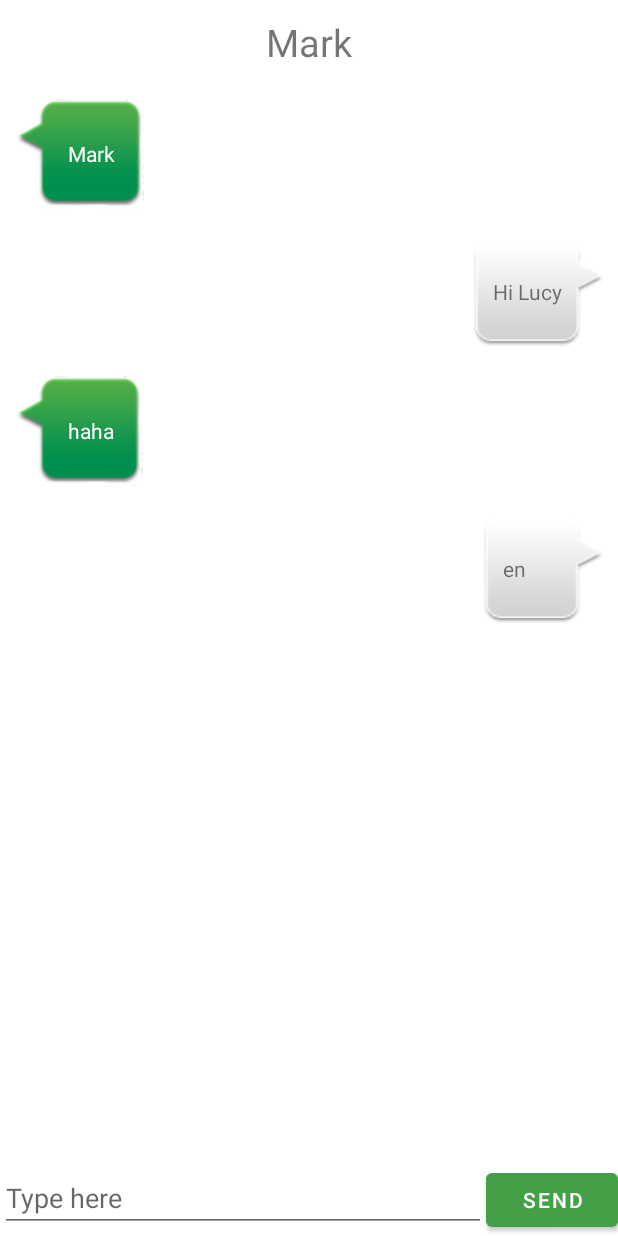
After one commit to markwinds/OICQ, an Android app: the ChatActivity screen opened directly, with no data from a screen before it, on a phone screen of 412 x 824 dp. The commit adds this screen. Run offline under Robolectric (Android 15) with nearby library versions, the phone set to English and light mode, and no system bars.

Commit message:
完成了聊天界面的编写

```diff
--- a/app/src/main/AndroidManifest.xml
+++ b/app/src/main/AndroidManifest.xml
@@ -21,8 +21,9 @@
             android:name=".activity.LoginActivity"
             android:theme="@style/Theme.Shrine" />
         <activity android:name=".activity.MainActivity" />
-        <activity
-            android:name=".activity.WelcomeActivity"/>
+        <activity android:name=".activity.WelcomeActivity" />
+        <activity android:name=".activity.ChatActivity"/>
+        <!--<activity android:name=".activity.HomePageActivity"/>-->
     </application>
 
 </manifest>
--- /dev/null
+++ b/app/src/main/java/com/example/mark/oicq/activity/ChatActivity.java
@@ -0,0 +1,43 @@
+package com.example.mark.oicq.activity;
+
+import com.example.mark.oicq.classes.Message;
+import android.support.v7.app.AppCompatActivity;
+import android.os.Bundle;
+import android.support.v7.widget.GridLayoutManager;
+import android.support.v7.widget.RecyclerView;
+
+import com.example.mark.oicq.R;
+import com.example.mark.oicq.adapter.MessageAdapter;
+
+import java.util.ArrayList;
+import java.util.List;
+
+public class ChatActivity extends AppCompatActivity {
+
+    private Message[] messages={
+            new Message("Mark",0),
+            new Message("Hi Lucy",1),
+            new Message("haha",0),
+            new Message("en",1)};
+    private List<Message> messageList=new ArrayList<>();
+
+    @Override
+    protected void onCreate(Bundle savedInstanceState) {
+        super.onCreate(savedInstanceState);
+        setContentView(R.layout.activity_chat);
+
+        RecyclerView chatRecyclerView=findViewById(R.id.chat_recycle_view);
+
+        GridLayoutManager layoutManager=new GridLayoutManager(this,1);
+        chatRecyclerView.setLayoutManager(layoutManager);
+        InitMessages();
+        MessageAdapter messageAdapter=new MessageAdapter(messageList);
+        chatRecyclerView.setAdapter(messageAdapter);
+    }
+
+    public void InitMessages(){
+        for(int i=0;i<4;i++){
+            messageList.add(messages[i]);
+        }
+    }
+}
--- a/app/src/main/java/com/example/mark/oicq/adapter/FriendAdapter.java
+++ b/app/src/main/java/com/example/mark/oicq/adapter/FriendAdapter.java
@@ -1,7 +1,9 @@
 package com.example.mark.oicq.adapter;
 
 import android.content.Context;
+import android.content.Intent;
 import android.support.annotation.NonNull;
+import android.support.v7.widget.CardView;
 import android.support.v7.widget.RecyclerView;
 import android.view.LayoutInflater;
 import android.view.View;
@@ -10,6 +12,7 @@ import android.widget.TextView;
 
 import com.bumptech.glide.Glide;
 import com.example.mark.oicq.R;
+import com.example.mark.oicq.activity.ChatActivity;
 import com.example.mark.oicq.classes.Friend;
 
 import java.util.List;
@@ -22,10 +25,12 @@ public class FriendAdapter extends RecyclerView.Adapter<FriendAdapter.ViewHolder
 
     //将布局中的控件都找出来放在java的变量中方便往控件中赋值
     static class ViewHolder extends RecyclerView.ViewHolder{
+        CardView cardView;
         CircleImageView circleImageView;
         TextView textView;
         public ViewHolder(View view){
             super(view);
+            cardView=view.findViewById(R.id.home_friend_card);
             circleImageView=view.findViewById(R.id.friend_profile);
             textView=view.findViewById(R.id.friend_name);
         }
@@ -49,7 +54,18 @@ public class FriendAdapter extends RecyclerView.Adapter<FriendAdapter.ViewHolder
     public ViewHolder onCreateViewHolder(@NonNull ViewGroup viewGroup, int i) {
         if(mContext==null) mContext=viewGroup.getContext();
         View view=LayoutInflater.from(mContext).inflate(R.layout.friend_item,viewGroup,false);
-        return new ViewHolder(view);
+        final ViewHolder holder=new ViewHolder(view);
+        holder.cardView.setOnClickListener(new View.OnClickListener() {
+            @Override
+            public void onClick(View v) {
+//                int position=holder.getAdapterPosition();
+//                Friend friend=mFriendList.get(position);
+                Intent intent=new Intent(mContext,ChatActivity.class);
+//                intent.putExtra()
+                mContext.startActivity(intent);
+            }
+        });
+        return holder;
     }
 
     @Override
--- /dev/null
+++ b/app/src/main/java/com/example/mark/oicq/adapter/MessageAdapter.java
@@ -0,0 +1,64 @@
+package com.example.mark.oicq.adapter;
+
+import android.support.v7.widget.RecyclerView;
+import android.view.LayoutInflater;
+import android.view.View;
+import android.view.ViewGroup;
+import android.widget.LinearLayout;
+import android.widget.TextView;
+
+import com.example.mark.oicq.R;
+import com.example.mark.oicq.classes.Message;
+
+import java.util.List;
+
+public class MessageAdapter extends RecyclerView.Adapter<MessageAdapter.ViewHolder> {
+
+    private List<Message> mMessageList;
+
+    static class ViewHolder extends RecyclerView.ViewHolder {
+        LinearLayout leftMessageLayout;
+        LinearLayout rightMessageLayout;
+        TextView leftMessage;
+        TextView rightMessage;
+        public ViewHolder(View view) {
+            super(view);
+            leftMessageLayout = (LinearLayout) view.findViewById(R.id.left_message_layout);
+            rightMessageLayout = (LinearLayout) view.findViewById(R.id.right_message_layout);
+            leftMessage = (TextView) view.findViewById(R.id.left_message);
+            rightMessage = (TextView) view.findViewById(R.id.right_message);
+        }
+    }
+
+    public MessageAdapter(List<Message> msgList) {
+        mMessageList = msgList;
+    }
+
+    @Override
+    public ViewHolder onCreateViewHolder(ViewGroup parent, int viewType) {
+        View view = LayoutInflater.from(parent.getContext()).inflate(R.layout.message_item, parent, false);
+        return new ViewHolder(view);
+    }
+
+    @Override
+    public void onBindViewHolder(ViewHolder holder, int position) {
+        Message message = mMessageList.get(position);
+        if (message.getMessageType() == Message.MESSAGE_TYPE_RECEIVED) {
+            // 如果是收到的消息，则显示左边的消息布局，将右边的消息布局隐藏
+            holder.leftMessageLayout.setVisibility(View.VISIBLE);
+            holder.rightMessageLayout.setVisibility(View.GONE);
+            holder.leftMessage.setText(message.getMessage());
+        } else if(message.getMessageType() == Message.MESSAGE_TYPE_SEND) {
+            // 如果是发出的消息，则显示右边的消息布局，将左边的消息布局隐藏
+            holder.rightMessageLayout.setVisibility(View.VISIBLE);
+            holder.leftMessageLayout.setVisibility(View.GONE);
+            holder.rightMessage.setText(message.getMessage());
+        }
+    }
+
+    @Override
+    public int getItemCount() {
+        return mMessageList.size();
+    }
+
+}
--- /dev/null
+++ b/app/src/main/java/com/example/mark/oicq/classes/Message.java
@@ -0,0 +1,21 @@
+package com.example.mark.oicq.classes;
+
+public class Message {
+    public static final int MESSAGE_TYPE_RECEIVED=0;
+    public static final int MESSAGE_TYPE_SEND=1;
+    private String message;
+    private int messageType;
+
+    public Message(String message,int messageType){
+        this.message=message;
+        this.messageType=messageType;
+    }
+
+    public int getMessageType() {
+        return messageType;
+    }
+
+    public String getMessage() {
+        return message;
+    }
+}
--- /dev/null
+++ b/app/src/main/res/layout/activity_chat.xml
@@ -0,0 +1,49 @@
+<?xml version="1.0" encoding="utf-8"?>
+<LinearLayout
+    xmlns:android="http://schemas.android.com/apk/res/android"
+    android:layout_width="match_parent"
+    android:layout_height="match_parent"
+    android:orientation="vertical">
+
+    <LinearLayout
+        android:layout_width="match_parent"
+        android:layout_height="?attr/actionBarSize"
+        android:orientation="vertical">
+
+        <TextView
+            android:id="@+id/chat_friend_name"
+            android:layout_width="match_parent"
+            android:layout_height="match_parent"
+            android:gravity="center_horizontal|center_vertical"
+            android:textSize="25sp"
+            android:text="Mark"/>
+
+    </LinearLayout>
+
+    <android.support.v7.widget.RecyclerView
+        android:id="@+id/chat_recycle_view"
+        android:layout_width="match_parent"
+        android:layout_height="0dp"
+        android:layout_weight="1"/>
+
+    <LinearLayout
+        android:layout_width="match_parent"
+        android:layout_height="wrap_content"
+        android:orientation="horizontal">
+
+        <EditText
+            android:id="@+id/chat_edit"
+            android:layout_width="0dp"
+            android:layout_height="wrap_content"
+            android:layout_weight="1"
+            android:hint="Type here"
+            android:maxLines="5"/>
+        <Button
+            android:id="@+id/chat_send"
+            android:layout_width="wrap_content"
+            android:layout_height="wrap_content"
+            android:text="Send"/>
+
+    </LinearLayout>
+
+</LinearLayout>
--- a/app/src/main/res/layout/friend_item.xml
+++ b/app/src/main/res/layout/friend_item.xml
@@ -2,6 +2,7 @@
 <android.support.v7.widget.CardView
     xmlns:android="http://schemas.android.com/apk/res/android"
     xmlns:app="http://schemas.android.com/apk/res-auto"
+    android:id="@+id/home_friend_card"
     android:layout_width="match_parent"
     android:layout_height="wrap_content"
     android:layout_margin="5dp"
--- /dev/null
+++ b/app/src/main/res/layout/message_item.xml
@@ -0,0 +1,41 @@
+<?xml version="1.0" encoding="utf-8"?>
+<LinearLayout xmlns:android="http://schemas.android.com/apk/res/android"
+    android:orientation="vertical"
+    android:layout_width="match_parent"
+    android:layout_height="wrap_content"
+    android:padding="10dp" >
+
+    <LinearLayout
+        android:id="@+id/left_message_layout"
+        android:layout_width="wrap_content"
+        android:layout_height="wrap_content"
+        android:layout_gravity="left"
+        android:background="@drawable/message_left" >
+
+        <TextView
+            android:id="@+id/left_message"
+            android:layout_width="wrap_content"
+            android:layout_height="wrap_content"
+            android:layout_gravity="center"
+            android:layout_margin="10dp"
+            android:textColor="#fff" />
+
+    </LinearLayout>
+
+    <LinearLayout
+        android:id="@+id/right_message_layout"
+        android:layout_width="wrap_content"
+        android:layout_height="wrap_content"
+        android:layout_gravity="right"
+        android:background="@drawable/message_right" >
+
+        <TextView
+            android:id="@+id/right_message"
+            android:layout_width="wrap_content"
+            android:layout_height="wrap_content"
+            android:layout_gravity="center"
+            android:layout_margin="10dp" />
+
+    </LinearLayout>
+
+</LinearLayout>
```
Also changed, not shown: app/src/main/res/drawable/message_left.9.png (added), app/src/main/res/drawable/message_right.9.png (added).
